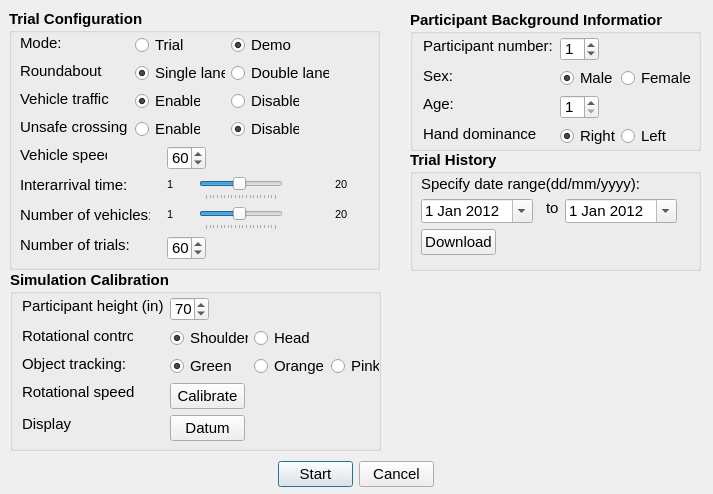
Above: demographics.ui from rkovessy/VeWalker before the change. Below: the same form after it.
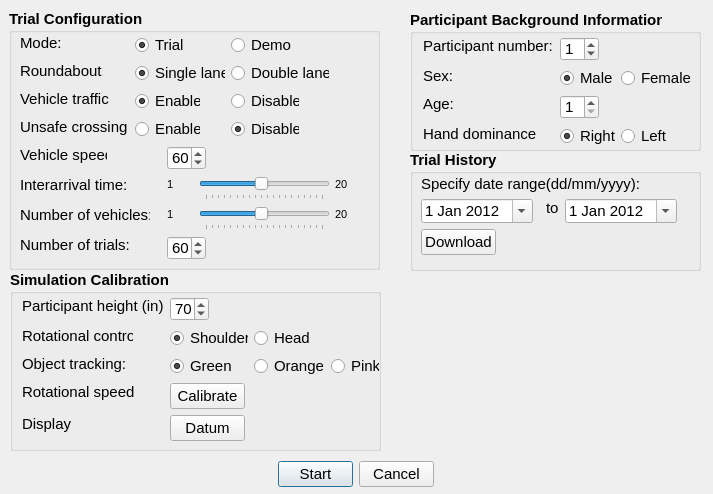
That is the form after the change.

```diff
--- a/demographics.ui
+++ b/demographics.ui
@@ -150,7 +150,7 @@
      <bool>true</bool>
     </property>
     <property name="checked">
-     <bool>false</bool>
+     <bool>true</bool>
     </property>
     <property name="autoExclusive">
      <bool>false</bool>
@@ -176,7 +176,7 @@
      <string>Demo</string>
     </property>
     <property name="checked">
-     <bool>true</bool>
+     <bool>false</bool>
     </property>
     <property name="autoExclusive">
      <bool>false</bool>
@@ -301,7 +301,7 @@
      <rect>
       <x>190</x>
       <y>167</y>
-      <width>84</width>
+      <width>131</width>
       <height>24</height>
      </rect>
     </property>
@@ -332,7 +332,7 @@
      <rect>
       <x>190</x>
       <y>197</y>
-      <width>84</width>
+      <width>131</width>
       <height>24</height>
      </rect>
     </property>
```
